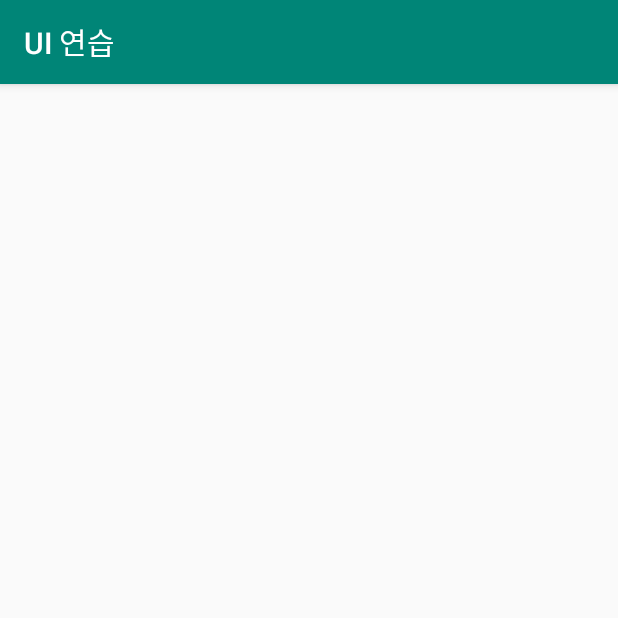
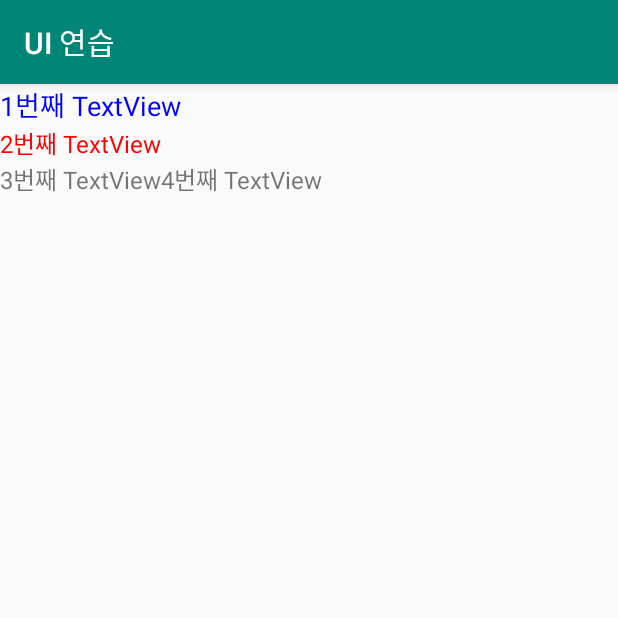
Before and after one commit to DdoniLaurent/20191029UIPractice, an Android app: the screen it shows after launch (MainActivity), on a phone screen of 412 x 824 dp, the top half of it. Run offline under Robolectric (Android 15) with nearby library versions, the phone set to English and light mode, and no system bars.

Commit message:
LinearLayout 활용 세로 배치중에 가로로 배치하고 싶을 경우

```diff
--- a/app/src/main/res/layout/activity_main.xml
+++ b/app/src/main/res/layout/activity_main.xml
@@ -7,4 +7,31 @@
     android:orientation="vertical"
     tools:context=".MainActivity">
 
+    <TextView
+        android:layout_width="wrap_content"
+        android:layout_height="wrap_content"
+        android:text="1번째 TextView"
+        android:textSize="18sp"
+        android:textColor="#0000ff"/>
+    <TextView
+        android:layout_width="wrap_content"
+        android:layout_height="wrap_content"
+        android:text="2번째 TextView"
+        android:textSize="16sp"
+        android:textColor="#ff0000"/>
+    <LinearLayout
+        android:orientation="horizontal"
+        android:layout_width="match_parent"
+        android:layout_height="wrap_content">
+        <TextView
+            android:layout_width="wrap_content"
+            android:layout_height="wrap_content"
+            android:text="3번째 TextView"
+            android:textSize="16sp"/>
+        <TextView
+            android:layout_width="wrap_content"
+            android:layout_height="wrap_content"
+            android:text="4번째 TextView"
+            android:textSize="16sp"/>
+    </LinearLayout>
 </LinearLayout>
```
